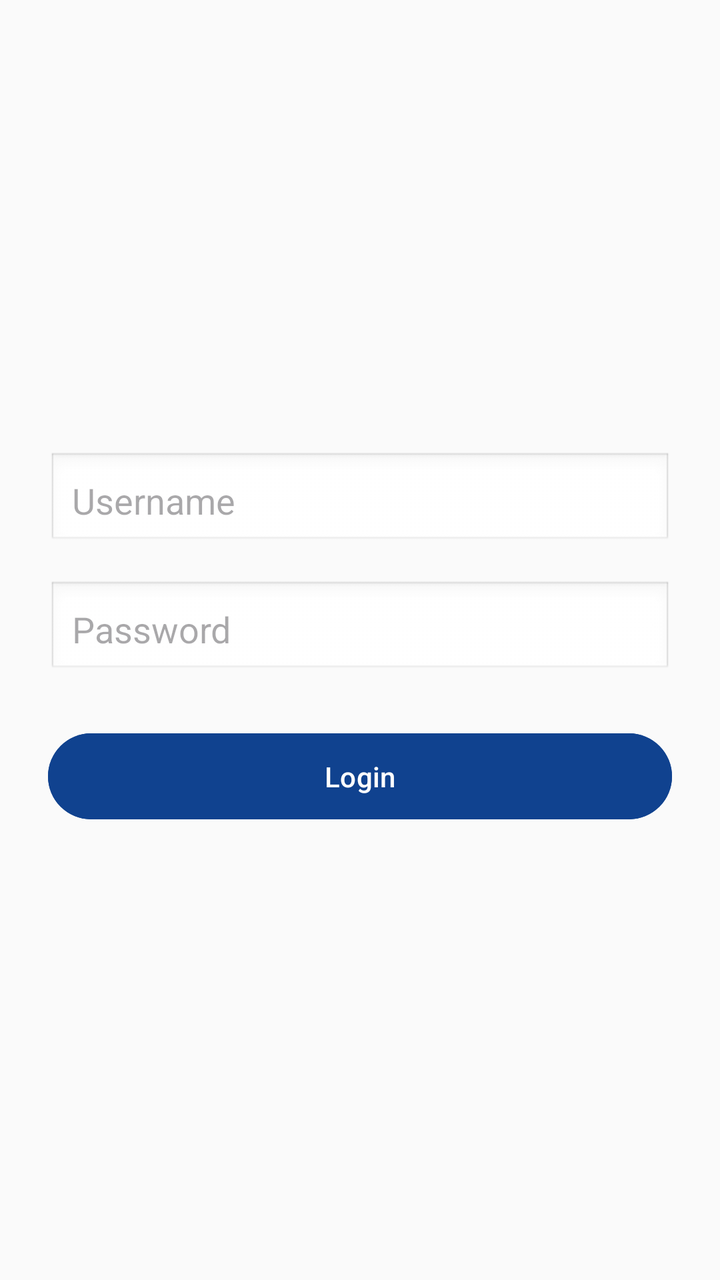
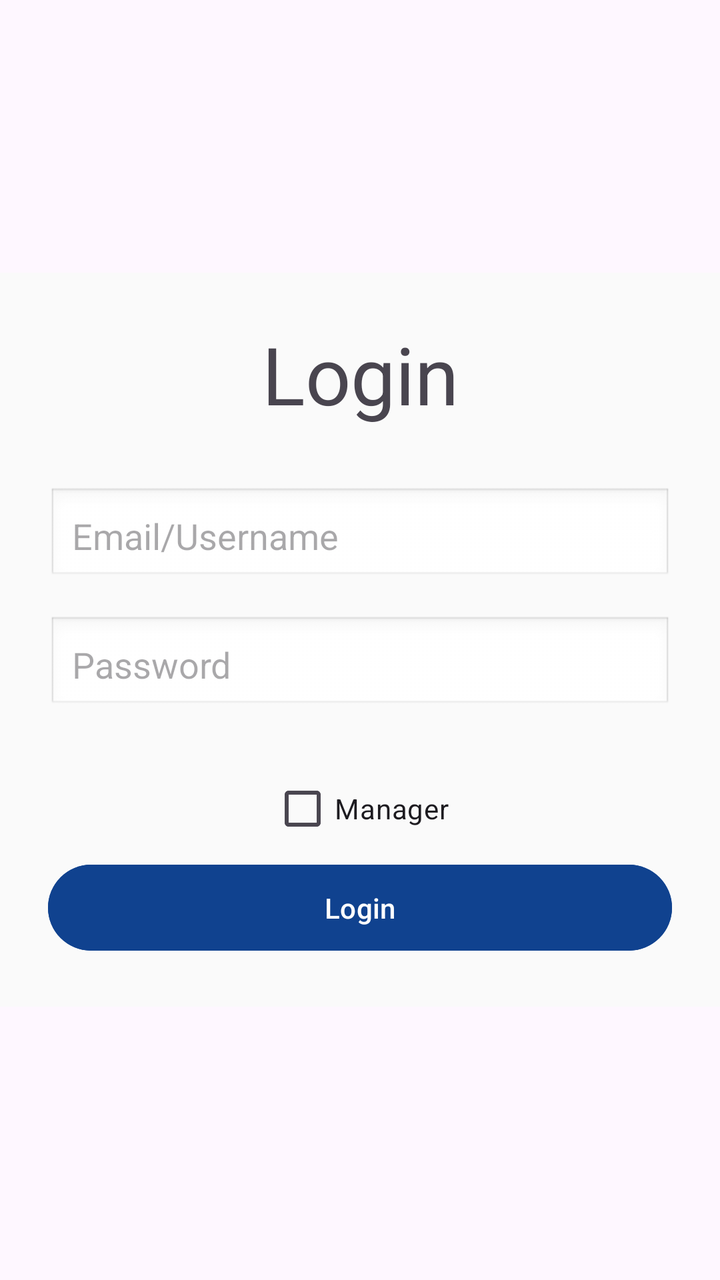

The first picture is an Android layout as it rendered before a commit; the second is the same layout after the commit. The layout source and the unified diff follow.
<!-- AndroidManifest.xml: application theme Theme.Ets -->
<!-- res/layout/activity_login_jwt.xml -->
<?xml version="1.0" encoding="utf-8"?>
<androidx.constraintlayout.widget.ConstraintLayout xmlns:android="http://schemas.android.com/apk/res/android"
    xmlns:app="http://schemas.android.com/apk/res-auto"
    xmlns:tools="http://schemas.android.com/tools"
    android:id="@+id/main"
    android:layout_width="match_parent"
    android:layout_height="match_parent"
    tools:context=".Auth.Login.LoginJwtActivity">


    <LinearLayout
        android:layout_width="match_parent"
        android:layout_height="match_parent"
        android:background="#FAFAFA"
        android:gravity="center"
        android:orientation="vertical"
        android:padding="24dp"
        app:layout_constraintBottom_toBottomOf="parent"
        app:layout_constraintEnd_toEndOf="parent"
        app:layout_constraintStart_toStartOf="parent"
        app:layout_constraintTop_toTopOf="parent">

        <EditText
            android:id="@+id/etUsername"
            android:layout_width="match_parent"
            android:layout_height="wrap_content"
            android:layout_marginBottom="16dp"
            android:background="@android:drawable/edit_text"
            android:hint="Username"
            android:inputType="text"
            android:padding="12dp" />

        <EditText
            android:id="@+id/etPassword"
            android:layout_width="match_parent"
            android:layout_height="wrap_content"
            android:layout_marginBottom="24dp"
            android:background="@android:drawable/edit_text"
            android:hint="Password"
            android:inputType="textPassword"
            android:padding="12dp" />

        <Button
            android:id="@+id/btnLogin"
            android:layout_width="match_parent"
            android:layout_height="wrap_content"
            android:backgroundTint="@color/colorPrimaryDark"
            android:padding="12dp"
            android:text="Login"
            android:textColor="#FFFFFF" />

    </LinearLayout>



</androidx.constraintlayout.widget.ConstraintLayout>
<!-- resources referenced by this layout -->
<resources>
  <color name="colorPrimaryDark">#10428f</color>
  <style name="Theme.Ets" parent="Base.Theme.Ets" />
  <style name="Base.Theme.Ets" parent="Theme.Material3.DayNight.NoActionBar">
          
           <item name="colorPrimary">@color/colorPrimaryDark</item>
      </style>
</resources>

<!-- the commit's change to res/layout/activity_login_jwt.xml (unified diff, before → after) -->
@@ -8,49 +8,80 @@
     tools:context=".Auth.Login.LoginJwtActivity">
 
 
-    <LinearLayout
+    <androidx.core.widget.NestedScrollView
         android:layout_width="match_parent"
         android:layout_height="match_parent"
-        android:background="#FAFAFA"
-        android:gravity="center"
-        android:orientation="vertical"
-        android:padding="24dp"
         app:layout_constraintBottom_toBottomOf="parent"
         app:layout_constraintEnd_toEndOf="parent"
         app:layout_constraintStart_toStartOf="parent"
         app:layout_constraintTop_toTopOf="parent">
 
-        <EditText
-            android:id="@+id/etUsername"
+        <LinearLayout
+
             android:layout_width="match_parent"
-            android:layout_height="wrap_content"
-            android:layout_marginBottom="16dp"
-            android:background="@android:drawable/edit_text"
-            android:hint="Username"
-            android:inputType="text"
-            android:padding="12dp" />
-
-        <EditText
-            android:id="@+id/etPassword"
-            android:layout_width="match_parent"
-            android:layout_height="wrap_content"
-            android:layout_marginBottom="24dp"
-            android:background="@android:drawable/edit_text"
-            android:hint="Password"
-            android:inputType="textPassword"
-            android:padding="12dp" />
-
-        <Button
-            android:id="@+id/btnLogin"
-            android:layout_width="match_parent"
-            android:layout_height="wrap_content"
-            android:backgroundTint="@color/colorPrimaryDark"
-            android:padding="12dp"
-            android:text="Login"
-            android:textColor="#FFFFFF" />
-
-    </LinearLayout>
+            android:layout_height="match_parent"
+            android:layout_gravity="center"
+            android:gravity="center">
 
 
+            <LinearLayout
+                android:id="@+id/linearLayout4"
+                android:layout_width="match_parent"
+                android:layout_height="match_parent"
+                android:background="#FAFAFA"
+                android:gravity="center"
+                android:orientation="vertical"
+                android:padding="24dp">
+
+                <TextView
+                    android:id="@+id/textView3"
+                    android:layout_width="match_parent"
+                    android:layout_height="wrap_content"
+                    android:layout_marginBottom="30dp"
+                    android:text="Login"
+                    android:fontFamily="sans-serif-thin"
+                    android:textAlignment="center"
+                    android:textSize="40dp"
+                    android:textStyle="bold" />
+
+                <EditText
+                    android:id="@+id/etUsername"
+                    android:layout_width="match_parent"
+                    android:layout_height="wrap_content"
+                    android:layout_marginBottom="16dp"
+                    android:background="@android:drawable/edit_text"
+                    android:hint="Email/Username"
+                    android:inputType="text"
+                    android:padding="12dp" />
+
+                <EditText
+                    android:id="@+id/etPassword"
+                    android:layout_width="match_parent"
+                    android:layout_height="wrap_content"
+                    android:layout_marginBottom="24dp"
+                    android:background="@android:drawable/edit_text"
+                    android:hint="Password"
+                    android:inputType="textPassword"
+                    android:padding="12dp" />
+
+                <CheckBox
+                    android:id="@+id/checkBox"
+                    android:layout_width="wrap_content"
+                    android:layout_height="wrap_content"
+                    android:text="Manager" />
+
+                <Button
+                    android:id="@+id/btnLogin"
+                    android:layout_width="match_parent"
+                    android:layout_height="wrap_content"
+                    android:backgroundTint="@color/colorPrimaryDark"
+                    android:padding="12dp"
+                    android:text="Login"
+                    android:textColor="#FFFFFF" />
+
+
+            </LinearLayout>
+        </LinearLayout>
+    </androidx.core.widget.NestedScrollView>
 
 </androidx.constraintlayout.widget.ConstraintLayout>
